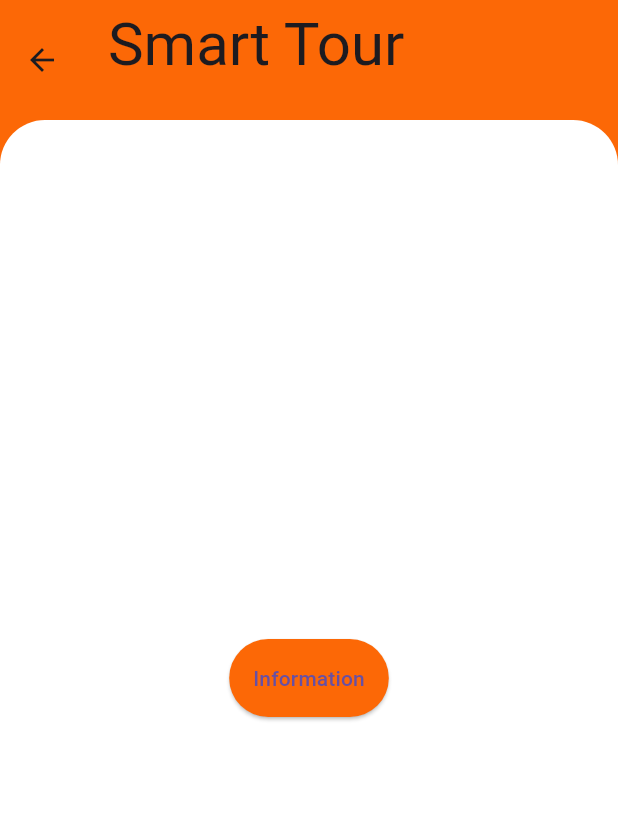
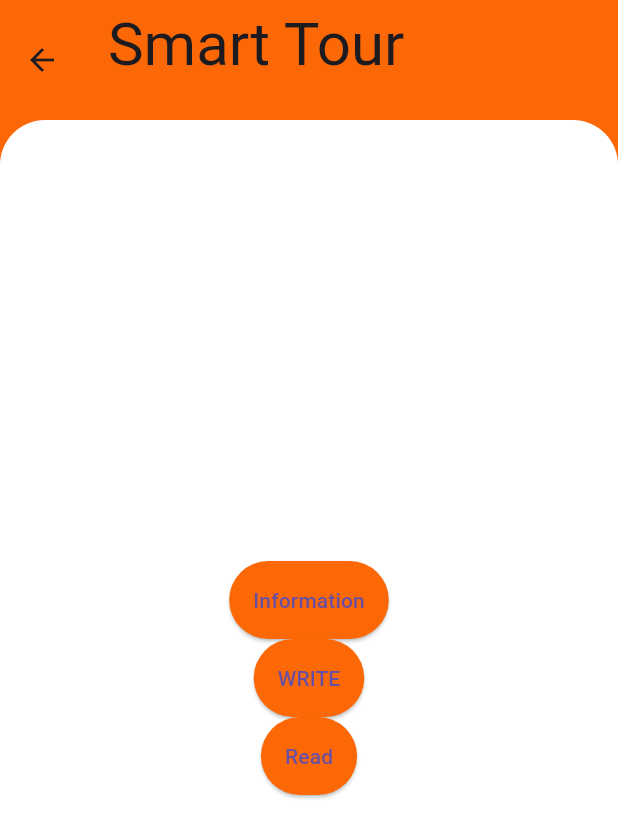
Before and after one commit to JnunleyONU/onu-smart-system, a Flutter app: the screen it shows once a user with an empty profile is signed in, after a tap on the "emoji people" icon, on a phone screen of 412 x 824 dp. Shown: the top 838 px of the screen. Run offline on Flutter 3.47's test engine with Material 3 defaults, Android fonts, the phone set to English and light mode, and no system bars; our stand-ins replace firebase_auth, firebase_core, firebase_database, google_fonts, google_sign_in; accounts and stored records are empty.

Commit message:
Added Functionallity to read data from excel sheet on tour pages added some test files for reading and writing

```diff
--- a/lib/constants.dart
+++ b/lib/constants.dart
@@ -1,11 +1,8 @@
 import 'package:flutter/material.dart';
 import 'package:google_fonts/google_fonts.dart';
-import 'package:onu_smart/pages/fountain_home.dart';
-import 'package:onu_smart/pages/options.dart';
-import 'package:onu_smart/pages/printer_home.dart';
-import 'package:onu_smart/pages/tour_home.dart';
 
 const onuOrange = Color.fromARGB(255, 252, 104, 6);
+const String excelRoot = '/1eBfu_F_M6x46hjeJrIZj84gxWmCOHjXrLA6r0Xl3Als';
 String? userName = '';
 
 BottomNavigationBar bottomNavigation() {
@@ -43,68 +40,6 @@ BottomNavigationBar bottomNavigation() {
   );
 }
 
-class HomePageButtonWidget extends StatelessWidget {
-  const HomePageButtonWidget({
-    super.key,
-    required this.context,
-    this.fountainHome,
-    this.tourHome,
-    this.printerHome,
-    this.optionsHome,
-    required this.homeIcon,
-  });
-
-  final BuildContext context;
-  final FountainHome? fountainHome;
-  final TourHome? tourHome;
-  final PrinterHome? printerHome;
-  final OptionsHome? optionsHome;
-  final IconData homeIcon;
-
-  @override
-  Widget build(BuildContext context) {
-    return Container(
-      padding: const EdgeInsets.only(top: 20, left: 10, right: 15, bottom: 0),
-      margin: const EdgeInsets.all(20),
-      child: ElevatedButton(
-        onPressed: () {
-          Navigator.push(
-            context,
-            MaterialPageRoute(
-              builder: (context) {
-                if (fountainHome != null) {
-                  return const FountainHome();
-                } else if (tourHome != null) {
-                  return const TourHome();
-                } else if (printerHome != null) {
-                  return const PrinterHome();
-                } else if (optionsHome != null) {
-                  return const OptionsHome();
-                } else {
-                  return const Icon(Icons.abc);
-                }
-              },
-            ),
-          );
-        },
-        style: ElevatedButton.styleFrom(
-            fixedSize: const Size(125, 125),
-            textStyle: const TextStyle(fontSize: 50),
-            side: const BorderSide(color: onuOrange),
-            // elevation: 1.0,
-            padding: const EdgeInsets.all(2.0),
-            shape: BeveledRectangleBorder(
-                borderRadius: BorderRadius.circular(5.0))),
-        child: Icon(
-          homeIcon,
-          color: Colors.black87,
-          size: 100,
-        ),
-      ),
-    );
-  }
-}
-
 AppBar generalAppBar(String headerText, [double? fontSize]) {
   return AppBar(
     toolbarHeight: 80,
--- a/lib/pages/Printer_home.dart
+++ b/lib/pages/Printer_home.dart
@@ -1,6 +1,5 @@
 import 'package:flutter/material.dart';
 import 'package:onu_smart/constants.dart';
-import 'package:onu_smart/widgets/default_banner.dart';
 
 class PrinterHome extends StatelessWidget {
   const PrinterHome({super.key});
--- a/lib/pages/Tour_home.dart
+++ b/lib/pages/Tour_home.dart
@@ -1,7 +1,8 @@
+// ignore: file_names
 import 'package:flutter/material.dart';
 import 'package:onu_smart/constants.dart';
-
-import 'package:onu_smart/widgets/default_banner.dart';
+import 'package:onu_smart/pages/read_examples.dart';
+import 'package:onu_smart/pages/write_examples.dart';
 
 class TourHome extends StatelessWidget {
   const TourHome({super.key});
@@ -37,6 +38,38 @@ class TourHome extends StatelessWidget {
                 ),
                 child: const Text('Information'),
               ),
+              ElevatedButton(
+                onPressed: () {
+                  Navigator.push(
+                      context,
+                      MaterialPageRoute(
+                        builder: (context) => const WriteExamples(),
+                      ));
+                },
+                style: ElevatedButton.styleFrom(
+                  backgroundColor:
+                      onuOrange, // Set the background color to orange
+                  padding: const EdgeInsets.all(
+                      16), // Set 16 pixels of padding on all sides
+                ),
+                child: const Text('WRITE'),
+              ),
+              ElevatedButton(
+                onPressed: () {
+                  Navigator.push(
+                      context,
+                      MaterialPageRoute(
+                        builder: (context) => const ReadExamples(),
+                      ));
+                },
+                style: ElevatedButton.styleFrom(
+                  backgroundColor:
+                      onuOrange, // Set the background color to orange
+                  padding: const EdgeInsets.all(
+                      16), // Set 16 pixels of padding on all sides
+                ),
+                child: const Text('Read'),
+              ),
             ],
           ),
         ),
--- a/lib/pages/admin_home_page.dart
+++ b/lib/pages/admin_home_page.dart
@@ -3,7 +3,7 @@ import 'package:onu_smart/constants.dart';
 import 'package:onu_smart/pages/printer_home.dart';
 import 'package:onu_smart/pages/tour_home.dart';
 import 'package:onu_smart/pages/fountain_home.dart';
-import 'package:onu_smart/pages/options.dart';
+import 'package:onu_smart/pages/options_page.dart';
 
 class AdminHomePage extends StatelessWidget {
   const AdminHomePage({super.key});
@@ -55,3 +55,65 @@ class AdminHomePage extends StatelessWidget {
     );
   }
 }
+
+class HomePageButtonWidget extends StatelessWidget {
+  const HomePageButtonWidget({
+    super.key,
+    required this.context,
+    this.fountainHome,
+    this.tourHome,
+    this.printerHome,
+    this.optionsHome,
+    required this.homeIcon,
+  });
+
+  final BuildContext context;
+  final FountainHome? fountainHome;
+  final TourHome? tourHome;
+  final PrinterHome? printerHome;
+  final OptionsHome? optionsHome;
+  final IconData homeIcon;
+
+  @override
+  Widget build(BuildContext context) {
+    return Container(
+      padding: const EdgeInsets.only(top: 20, left: 10, right: 15, bottom: 0),
+      margin: const EdgeInsets.all(20),
+      child: ElevatedButton(
+        onPressed: () {
+          Navigator.push(
+            context,
+            MaterialPageRoute(
+              builder: (context) {
+                if (fountainHome != null) {
+                  return const FountainHome();
+                } else if (tourHome != null) {
+                  return const TourHome();
+                } else if (printerHome != null) {
+                  return const PrinterHome();
+                } else if (optionsHome != null) {
+                  return const OptionsHome();
+                } else {
+                  return const Icon(Icons.abc);
+                }
+              },
+            ),
+          );
+        },
+        style: ElevatedButton.styleFrom(
+            fixedSize: const Size(125, 125),
+            textStyle: const TextStyle(fontSize: 50),
+            side: const BorderSide(color: onuOrange),
+            // elevation: 1.0,
+            padding: const EdgeInsets.all(2.0),
+            shape: BeveledRectangleBorder(
+                borderRadius: BorderRadius.circular(5.0))),
+        child: Icon(
+          homeIcon,
+          color: Colors.black87,
+          size: 100,
+        ),
+      ),
+    );
+  }
+}
--- a/lib/pages/fountain_home.dart
+++ b/lib/pages/fountain_home.dart
@@ -1,7 +1,6 @@
 import 'package:flutter/material.dart';
 import 'package:http/http.dart' as http;
 import 'package:onu_smart/constants.dart';
-import 'package:onu_smart/widgets/default_banner.dart';
 
 class FountainHome extends StatelessWidget {
   const FountainHome({super.key});
--- a/pubspec.yaml
+++ b/pubspec.yaml
@@ -41,6 +41,7 @@ dependencies:
   firebase_analytics: ^10.7.4
   google_sign_in: ^6.2.1
   google_fonts: ^6.1.0
+  firebase_database: ^10.3.8
 
 dev_dependencies:
   flutter_test:
```
Also changed, not shown: lib/pages/read_examples.dart (added, +65 -0 lines), lib/pages/tour_groups_page.dart (added, +15 -0 lines), lib/pages/write_examples.dart (added, +49 -0 lines), lib/pages/options_page.dart (renamed from lib/pages/options.dart), pubspec.lock, 1 other file.
